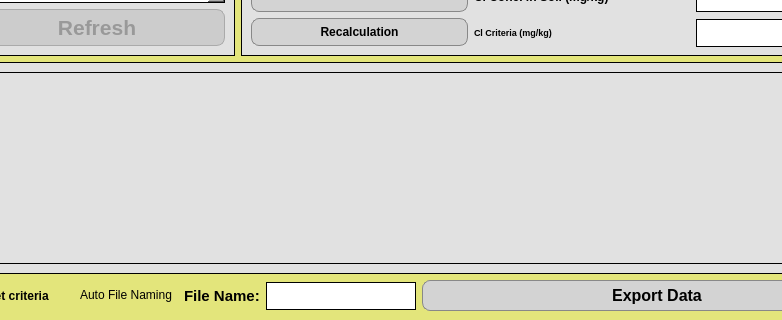
The window that sal-updated/sal.ui (yassin-shehata/sal-app) describes before a commit, drawn with Qt 5; both pictures show x 425 to 1207 and y 539 to 859 of the 1326 by 859 pixel window.
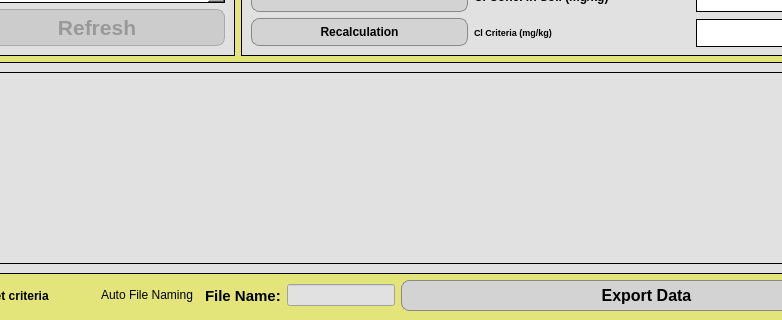
The same window after the commit. The open tabs and pages were chosen to show the change. Icons and pictures are not drawn.

Diff of the .ui file:
```diff
--- a/sal-updated/sal.ui
+++ b/sal-updated/sal.ui
@@ -2606,39 +2606,7 @@
        </widget>
       </item>
       <item>
-       <widget class="QTextEdit" name="file_name_input">
-        <property name="enabled">
-         <bool>false</bool>
-        </property>
-        <property name="minimumSize">
-         <size>
-          <width>150</width>
-          <height>28</height>
-         </size>
-        </property>
-        <property name="maximumSize">
-         <size>
-          <width>150</width>
-          <height>26</height>
-         </size>
-        </property>
-        <property name="layoutDirection">
-         <enum>Qt::LayoutDirection::LeftToRight</enum>
-        </property>
-        <property name="autoFillBackground">
-         <bool>false</bool>
-        </property>
-        <property name="styleSheet">
-         <string notr="true">color: black;
-</string>
-        </property>
-        <property name="frameShape">
-         <enum>QFrame::Shape::Box</enum>
-        </property>
-        <property name="verticalScrollBarPolicy">
-         <enum>Qt::ScrollBarPolicy::ScrollBarAsNeeded</enum>
-        </property>
-       </widget>
+       <widget class="QLineEdit" name="file_name_input"/>
       </item>
       <item>
        <widget class="QPushButton" name="export_data_button">
```
Left out of the diff: 2 changed lines with no effect on the pictures.
